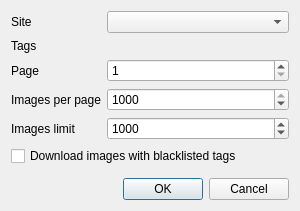
Bionus/imgbrd-grabber, file gui/src/batch/addgroupwindow.ui: the form before one commit.
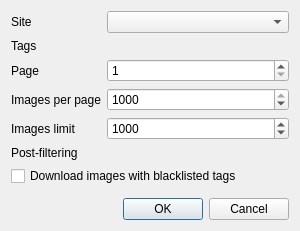
The form after the commit.

Commit message: Add post-filtering to bach downloads

```diff
--- a/gui/src/batch/addgroupwindow.ui
+++ b/gui/src/batch/addgroupwindow.ui
@@ -7,7 +7,7 @@
     <x>0</x>
     <y>0</y>
     <width>300</width>
-    <height>193</height>
+    <height>212</height>
    </rect>
   </property>
   <property name="windowTitle">
@@ -91,14 +91,14 @@
      </property>
     </widget>
    </item>
-   <item row="5" column="0" colspan="2">
+   <item row="6" column="0" colspan="2">
     <widget class="QCheckBox" name="checkBlacklist">
      <property name="text">
       <string>Download images with blacklisted tags</string>
      </property>
     </widget>
    </item>
-   <item row="6" column="0" colspan="2">
+   <item row="7" column="0" colspan="2">
     <spacer name="verticalSpacer">
      <property name="orientation">
       <enum>Qt::Vertical</enum>
@@ -111,7 +111,7 @@
      </property>
     </spacer>
    </item>
-   <item row="7" column="0" colspan="2">
+   <item row="8" column="0" colspan="2">
     <widget class="QDialogButtonBox" name="buttonBox">
      <property name="orientation">
       <enum>Qt::Horizontal</enum>
@@ -121,6 +121,13 @@
      </property>
     </widget>
    </item>
+   <item row="5" column="0">
+    <widget class="QLabel" name="labelPostFiltering">
+     <property name="text">
+      <string>Post-filtering</string>
+     </property>
+    </widget>
+   </item>
   </layout>
  </widget>
  <resources/>
```
The commit also changes 10 other files.
